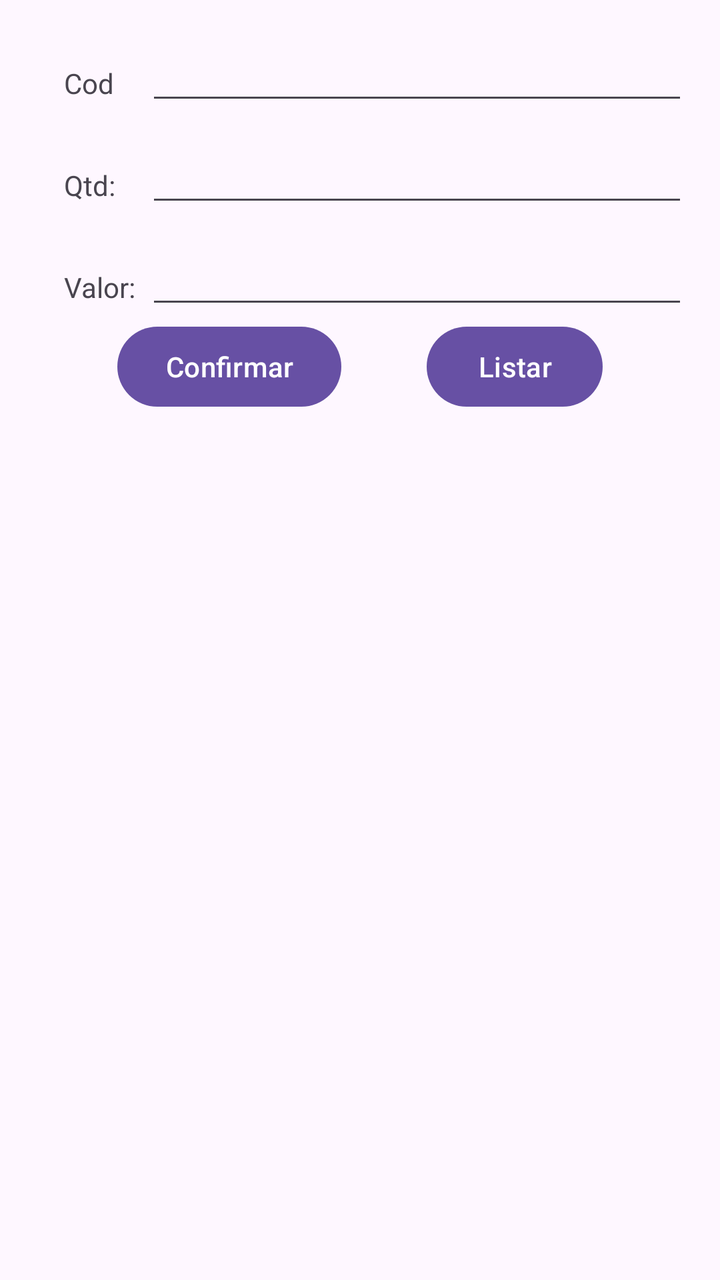
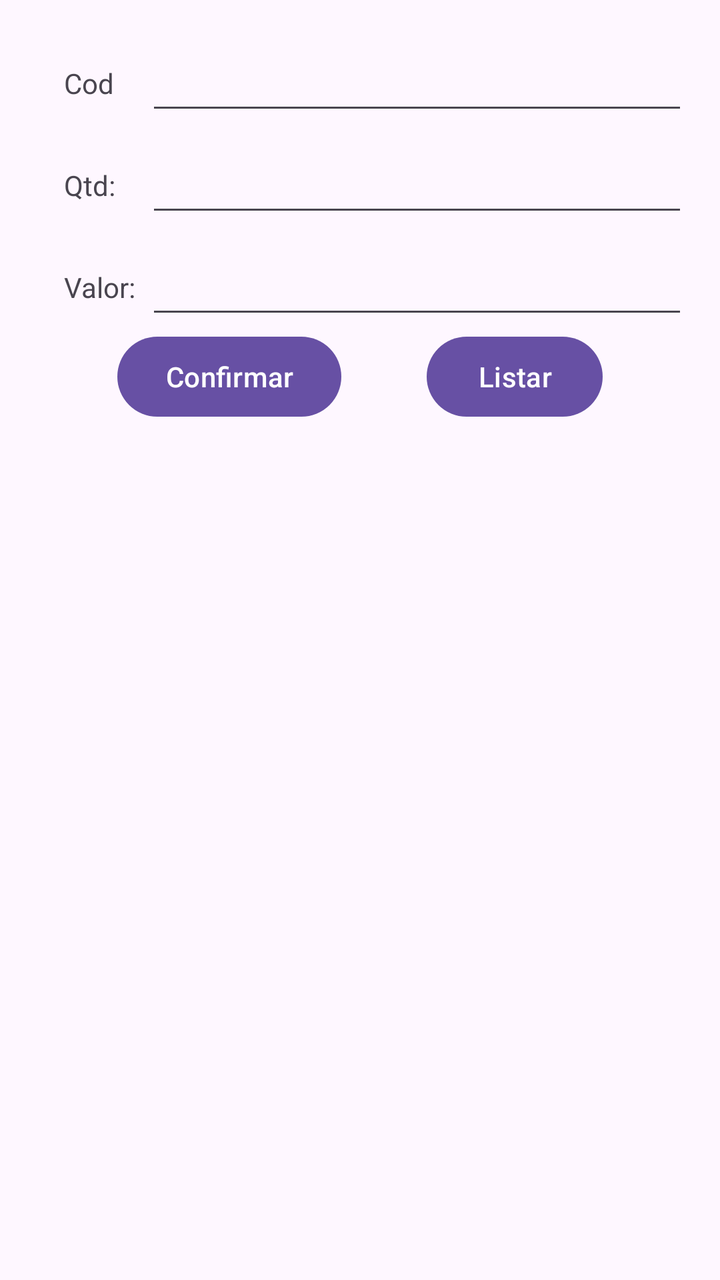

Screens rendered from an Android XML layout before and after an edit, with the pre-edit source and the edit as a unified diff.
<!-- AndroidManifest.xml: application theme Theme.TrocaTela -->
<!-- res/layout/activity_lancamento.xml -->
<?xml version="1.0" encoding="utf-8"?>
<androidx.constraintlayout.widget.ConstraintLayout xmlns:android="http://schemas.android.com/apk/res/android"
    xmlns:app="http://schemas.android.com/apk/res-auto"
    xmlns:tools="http://schemas.android.com/tools"
    android:id="@+id/main"
    android:layout_width="match_parent"
    android:layout_height="match_parent"
    android:padding="16dp"
    tools:context=".LancamentoActivity">

    <TextView
        android:layout_width="wrap_content"
        android:layout_height="wrap_content"
        android:text="Cod"
        android:padding="16dp"
        app:layout_constraintStart_toStartOf="parent"
        app:layout_constraintTop_toTopOf="parent"
        android:id="@+id/tvCod" />

    <EditText
        android:id="@+id/etCod"
        android:layout_width="0dp"
        android:layout_height="wrap_content"
        app:layout_constraintEnd_toEndOf="parent"
        app:layout_constraintStart_toEndOf="@id/tvCod"
        app:layout_constraintTop_toTopOf="@id/tvCod" />

    <TextView
        android:layout_width="wrap_content"
        android:layout_height="wrap_content"
        android:text="Qtd:"
        android:padding="16dp"
        app:layout_constraintStart_toStartOf="parent"
        app:layout_constraintTop_toBottomOf="@id/tvCod"
        android:id="@+id/tvQtd" />

    <EditText
        android:id="@+id/etQtd"
        android:layout_width="0dp"
        android:layout_height="wrap_content"
        app:layout_constraintEnd_toEndOf="parent"
        app:layout_constraintStart_toStartOf="@+id/etCod"
        app:layout_constraintTop_toTopOf="@id/tvQtd" />

    <TextView
        android:layout_width="wrap_content"
        android:layout_height="wrap_content"
        android:text="Valor:"
        android:padding="16dp"
        app:layout_constraintStart_toStartOf="parent"
        app:layout_constraintTop_toBottomOf="@id/tvQtd"
        android:id="@+id/tvValor" />

    <EditText
        android:id="@+id/etValor"
        android:layout_width="0dp"
        android:layout_height="wrap_content"
        app:layout_constraintEnd_toEndOf="parent"
        app:layout_constraintStart_toStartOf="@+id/etCod"
        app:layout_constraintTop_toTopOf="@id/tvValor" />

    <Button
        android:id="@+id/btConfirmar"
        android:layout_width="wrap_content"
        android:layout_height="wrap_content"
        android:text="Confirmar"
        android:onClick="btConfirmarOnClick"
        app:layout_constraintTop_toBottomOf="@id/etValor"
        app:layout_constraintStart_toStartOf="parent"
        app:layout_constraintEnd_toStartOf="@+id/btListar" />

    <Button
        android:id="@+id/btListar"
        android:layout_width="wrap_content"
        android:layout_height="wrap_content"
        android:text="Listar"
        android:onClick="btListarOnClick"
        app:layout_constraintTop_toBottomOf="@id/etValor"
        app:layout_constraintStart_toEndOf="@id/btConfirmar"
        app:layout_constraintEnd_toEndOf="parent" />


</androidx.constraintlayout.widget.ConstraintLayout>
<!-- resources referenced by this layout -->
<resources>
  <style name="Theme.TrocaTela" parent="Base.Theme.TrocaTela" />
  <style name="Base.Theme.TrocaTela" parent="Theme.Material3.DayNight.NoActionBar">
          
          
      </style>
</resources>

<!-- the commit's change to res/layout/activity_lancamento.xml (unified diff, before → after) -->
@@ -9,52 +9,55 @@
     tools:context=".LancamentoActivity">
 
     <TextView
+        android:id="@+id/tvCod"
         android:layout_width="wrap_content"
         android:layout_height="wrap_content"
+        android:padding="16dp"
         android:text="Cod"
-        android:padding="16dp"
         app:layout_constraintStart_toStartOf="parent"
-        app:layout_constraintTop_toTopOf="parent"
-        android:id="@+id/tvCod" />
+        app:layout_constraintTop_toTopOf="parent" />
 
     <EditText
         android:id="@+id/etCod"
         android:layout_width="0dp"
         android:layout_height="wrap_content"
+        app:layout_constraintBottom_toBottomOf="@+id/tvCod"
         app:layout_constraintEnd_toEndOf="parent"
         app:layout_constraintStart_toEndOf="@id/tvCod"
         app:layout_constraintTop_toTopOf="@id/tvCod" />
 
     <TextView
+        android:id="@+id/tvQtd"
         android:layout_width="wrap_content"
         android:layout_height="wrap_content"
+        android:padding="16dp"
         android:text="Qtd:"
-        android:padding="16dp"
         app:layout_constraintStart_toStartOf="parent"
-        app:layout_constraintTop_toBottomOf="@id/tvCod"
-        android:id="@+id/tvQtd" />
+        app:layout_constraintTop_toBottomOf="@id/tvCod" />
 
     <EditText
         android:id="@+id/etQtd"
         android:layout_width="0dp"
         android:layout_height="wrap_content"
+        app:layout_constraintBottom_toBottomOf="@+id/tvQtd"
         app:layout_constraintEnd_toEndOf="parent"
         app:layout_constraintStart_toStartOf="@+id/etCod"
         app:layout_constraintTop_toTopOf="@id/tvQtd" />
 
     <TextView
+        android:id="@+id/tvValor"
         android:layout_width="wrap_content"
         android:layout_height="wrap_content"
+        android:padding="16dp"
         android:text="Valor:"
-        android:padding="16dp"
         app:layout_constraintStart_toStartOf="parent"
-        app:layout_constraintTop_toBottomOf="@id/tvQtd"
-        android:id="@+id/tvValor" />
+        app:layout_constraintTop_toBottomOf="@id/tvQtd" />
 
     <EditText
         android:id="@+id/etValor"
         android:layout_width="0dp"
         android:layout_height="wrap_content"
+        app:layout_constraintBottom_toBottomOf="@+id/tvValor"
         app:layout_constraintEnd_toEndOf="parent"
         app:layout_constraintStart_toStartOf="@+id/etCod"
         app:layout_constraintTop_toTopOf="@id/tvValor" />
@@ -63,21 +66,21 @@
         android:id="@+id/btConfirmar"
         android:layout_width="wrap_content"
         android:layout_height="wrap_content"
+        android:onClick="btConfirmarOnClick"
         android:text="Confirmar"
-        android:onClick="btConfirmarOnClick"
-        app:layout_constraintTop_toBottomOf="@id/etValor"
+        app:layout_constraintEnd_toStartOf="@+id/btListar"
         app:layout_constraintStart_toStartOf="parent"
-        app:layout_constraintEnd_toStartOf="@+id/btListar" />
+        app:layout_constraintTop_toBottomOf="@id/etValor" />
 
     <Button
         android:id="@+id/btListar"
         android:layout_width="wrap_content"
         android:layout_height="wrap_content"
+        android:onClick="btListarOnClick"
         android:text="Listar"
-        android:onClick="btListarOnClick"
-        app:layout_constraintTop_toBottomOf="@id/etValor"
+        app:layout_constraintEnd_toEndOf="parent"
         app:layout_constraintStart_toEndOf="@id/btConfirmar"
-        app:layout_constraintEnd_toEndOf="parent" />
+        app:layout_constraintTop_toBottomOf="@id/etValor" />
 
 
 </androidx.constraintlayout.widget.ConstraintLayout>
